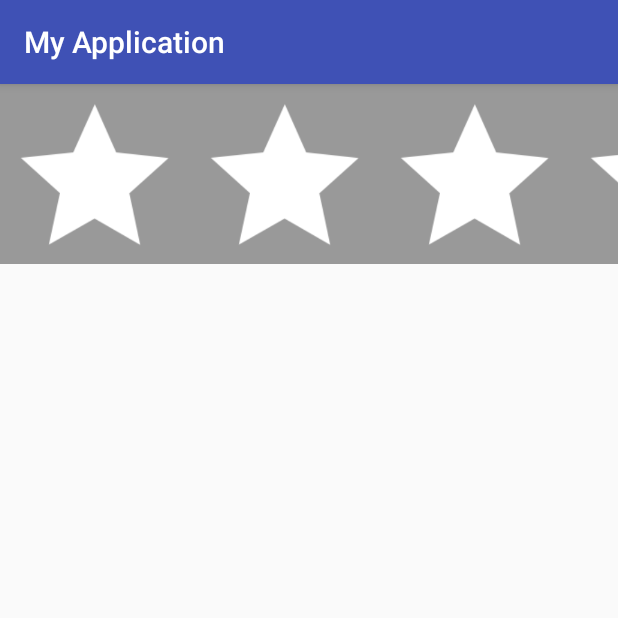
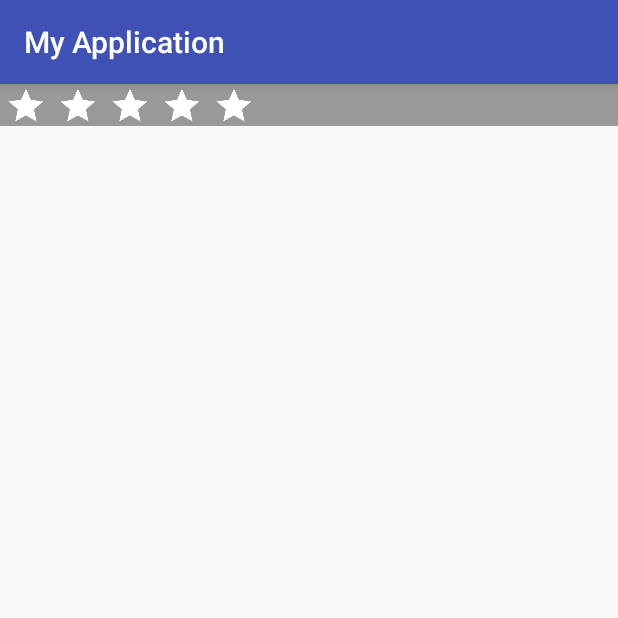
Before and after one commit to cuicuicui123/ImageLoader, an Android app: the screen it shows after launch (MainActivity), on a phone screen of 412 x 824 dp, the top half of it. Run offline under Robolectric (Android 15) with nearby library versions, the phone set to English and light mode, and no system bars.

Commit message:
完成五星View

```diff
--- a/app/src/main/java/com/example/cuiweicong/myapplication/CustomRatingBar.java
+++ b/app/src/main/java/com/example/cuiweicong/myapplication/CustomRatingBar.java
@@ -2,7 +2,6 @@ package com.example.cuiweicong.myapplication;
 
 import android.content.Context;
 import android.content.res.TypedArray;
-import android.graphics.Bitmap;
 import android.graphics.drawable.Drawable;
 import android.graphics.drawable.LayerDrawable;
 import android.support.annotation.Nullable;
@@ -46,10 +45,12 @@ public class CustomRatingBar extends LinearLayout {
 
     @Override
     protected void onMeasure(int widthMeasureSpec, int heightMeasureSpec) {
-        int widthSpecMode = MeasureSpec.AT_MOST;
-        int widthSize = starWidth * starNum + starMargin * 6;
-        widthMeasureSpec = MeasureSpec.makeMeasureSpec(widthSize, widthSpecMode);
-        heightMeasureSpec = MeasureSpec.makeMeasureSpec(MeasureSpec.getSize(heightMeasureSpec), MeasureSpec.AT_MOST);
+
+        int widthSpecMode = MeasureSpec.getMode(widthMeasureSpec);
+        if (widthSpecMode == MeasureSpec.AT_MOST) {
+            int widthSize = starWidth * starNum + starMargin * 6;
+            widthMeasureSpec = MeasureSpec.makeMeasureSpec(widthSize, widthSpecMode);
+        }
         super.onMeasure(widthMeasureSpec, heightMeasureSpec);
     }
 
--- a/app/src/main/java/com/example/cuiweicong/myapplication/MainActivity.java
+++ b/app/src/main/java/com/example/cuiweicong/myapplication/MainActivity.java
@@ -15,6 +15,7 @@ public class MainActivity extends AppCompatActivity {
     protected void onCreate(Bundle savedInstanceState) {
         super.onCreate(savedInstanceState);
         setContentView(R.layout.activity_main);
-
+//        FiveStarView fiveStarView = findViewById(R.id.five_star_view);
+//        fiveStarView.setRating(2.1f);
     }
 }
--- a/app/src/main/res/drawable/rating.xml
+++ b/app/src/main/res/drawable/rating.xml
@@ -1,8 +1,9 @@
 <?xml version="1.0" encoding="utf-8"?>
 <layer-list xmlns:android="http://schemas.android.com/apk/res/android">
     <item
+        android:id="@+id/full"
         android:drawable="@drawable/yellow_star"/>
     <item
-        android:id="@android:id/progress"
+        android:id="@+id/empty"
         android:drawable="@drawable/star"/>
 </layer-list>
--- a/app/src/main/res/layout/activity_main.xml
+++ b/app/src/main/res/layout/activity_main.xml
@@ -1,25 +1,21 @@
 <?xml version="1.0" encoding="utf-8"?>
-<ScrollView xmlns:android="http://schemas.android.com/apk/res/android"
-    xmlns:app="http://schemas.android.com/apk/res-auto"
+
+<RelativeLayout xmlns:app="http://schemas.android.com/apk/res-auto"
+
     xmlns:tools="http://schemas.android.com/tools"
+    xmlns:android="http://schemas.android.com/apk/res/android"
     android:layout_width="match_parent"
-    android:layout_height="match_parent"
-    tools:context=".MainActivity">
+    android:layout_height="wrap_content"
+    tools:context=".MainActivity"
+    android:id="@+id/ll"
+    android:orientation="horizontal"
+    android:background="#999999">
 
-    <LinearLayout
-        xmlns:app="http://schemas.android.com/apk/res-auto"
-        xmlns:tools="http://schemas.android.com/tools"
-        android:layout_width="match_parent"
-        android:layout_height="wrap_content"
-        tools:context=".MainActivity"
-        android:id="@+id/ll"
-        android:orientation="vertical"
-        android:background="#999999">
+
 
         <com.example.cuiweicong.myapplication.CustomRatingBar
             android:layout_width="wrap_content"
-            android:layout_height="wrap_content"/>
+            android:layout_height="wrap_content"
+            app:star_width="28dp"/>
 
-    </LinearLayout>
-
-</ScrollView>
+    </RelativeLayout>
--- a/app/src/main/res/values/attrs.xml
+++ b/app/src/main/res/values/attrs.xml
@@ -6,4 +6,9 @@
         <attr name="star_width" format="dimension"/>
         <attr name="star_margin" format="dimension"/>
     </declare-styleable>
+    <declare-styleable name="FiveStarView">
+        <attr name="five_star_drawable" format="reference"/>
+        <attr name="five_star_size" format="dimension"/>
+        <attr name="fice_star_margin" format="dimension"/>
+    </declare-styleable>
 </resources>
```
Also changed, not shown: app/src/main/java/com/example/cuiweicong/myapplication/FiveStarView.java (added, +135 -0 lines).
